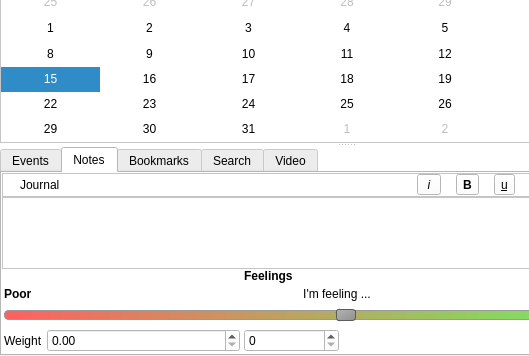
Before: the Qt Designer form oscar/daily.ui in RefactoredGuacamole/OSCAR-VideoSync, drawn with Qt 5; both pictures show x 0 to 529 and y 96 to 452 of the 968 by 452 pixel window.
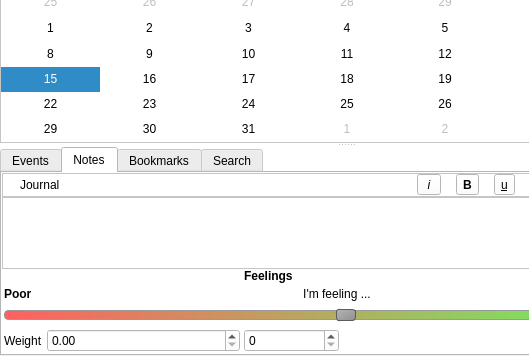
After: the same form once the commit is applied. Icons and pictures are not drawn.

Commit message:
Revert "Add video tab"
This reverts commit 216697d0f914d4ea0c6398ec95076cbfd895ae76.

The edit to the form file:
```diff
--- a/oscar/daily.ui
+++ b/oscar/daily.ui
@@ -1431,11 +1431,6 @@
          <string>Search</string>
         </attribute>
        </widget>
-       <widget class="QWidget" name="videoTab">
-        <attribute name="title">
-         <string>Video</string>
-        </attribute>
-       </widget>
       </widget>
      </widget>
      <widget class="QWidget" name="layoutWidget">
```
